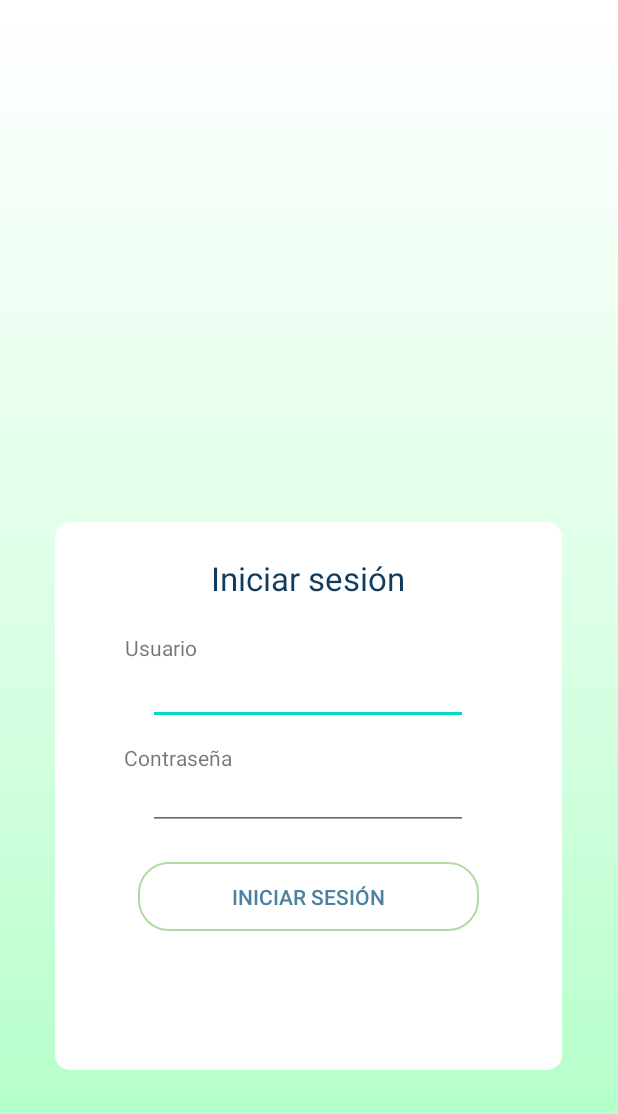
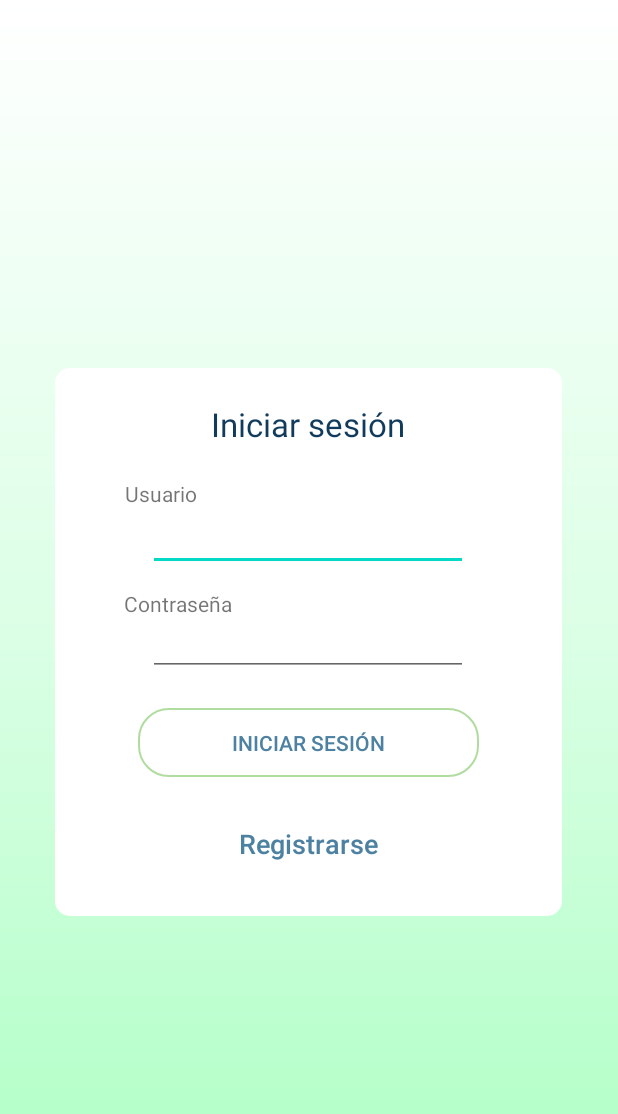
Before and after one commit to franr99/Android, an Android app: the screen it shows after launch (MainActivity), on a phone screen of 412 x 824 dp. Shown: the top 1114 px of the screen. Run offline under Robolectric (Android 15) with nearby library versions, the light colour scheme and no system bars.

Commit message:
registrar

```diff
--- a/navDrawer/app/src/main/res/layout/control_login.xml
+++ b/navDrawer/app/src/main/res/layout/control_login.xml
@@ -98,4 +98,18 @@
         app:layout_constraintStart_toStartOf="parent"
         app:layout_constraintTop_toTopOf="parent"
         app:layout_constraintVertical_bias="0.863" />
+
+    <TextView
+        android:id="@+id/tv_registrarse"
+        android:layout_width="wrap_content"
+        android:layout_height="wrap_content"
+        android:text="Registrarse"
+        android:textAppearance="@style/TextAppearance.AppCompat.Body2"
+        android:textColor="#4d81a2"
+        android:textSize="18dp"
+        app:layout_constraintBottom_toBottomOf="parent"
+        app:layout_constraintEnd_toEndOf="parent"
+        app:layout_constraintStart_toStartOf="parent"
+        app:layout_constraintTop_toTopOf="parent"
+        app:layout_constraintVertical_bias="0.895" />
 </androidx.constraintlayout.widget.ConstraintLayout>
--- a/navDrawer/app/src/main/res/layout/login.xml
+++ b/navDrawer/app/src/main/res/layout/login.xml
@@ -18,11 +18,10 @@
         app:layout_constraintHorizontal_bias="0.493"
         app:layout_constraintStart_toStartOf="parent"
         app:layout_constraintTop_toTopOf="parent"
-        app:layout_constraintVertical_bias="0.759"
+        app:layout_constraintVertical_bias="0.535"
         tools:ignore="MissingConstraints">
 
     </com.example.navdrawer.Login>
 
 
-
 </androidx.constraintlayout.widget.ConstraintLayout>
```
